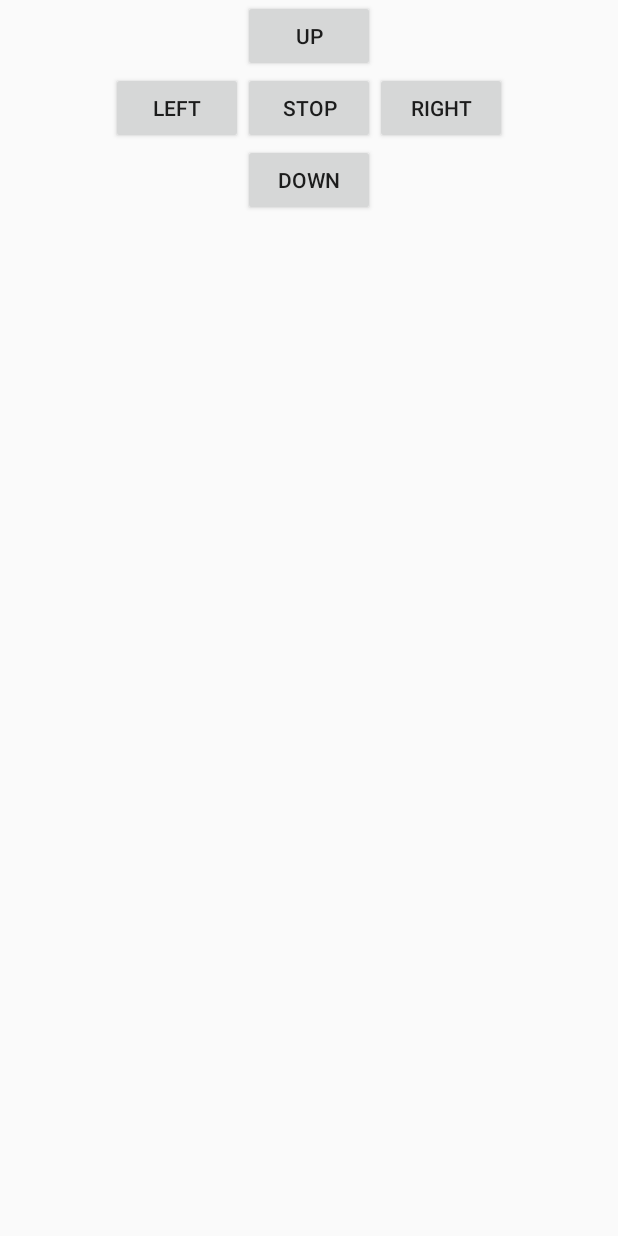
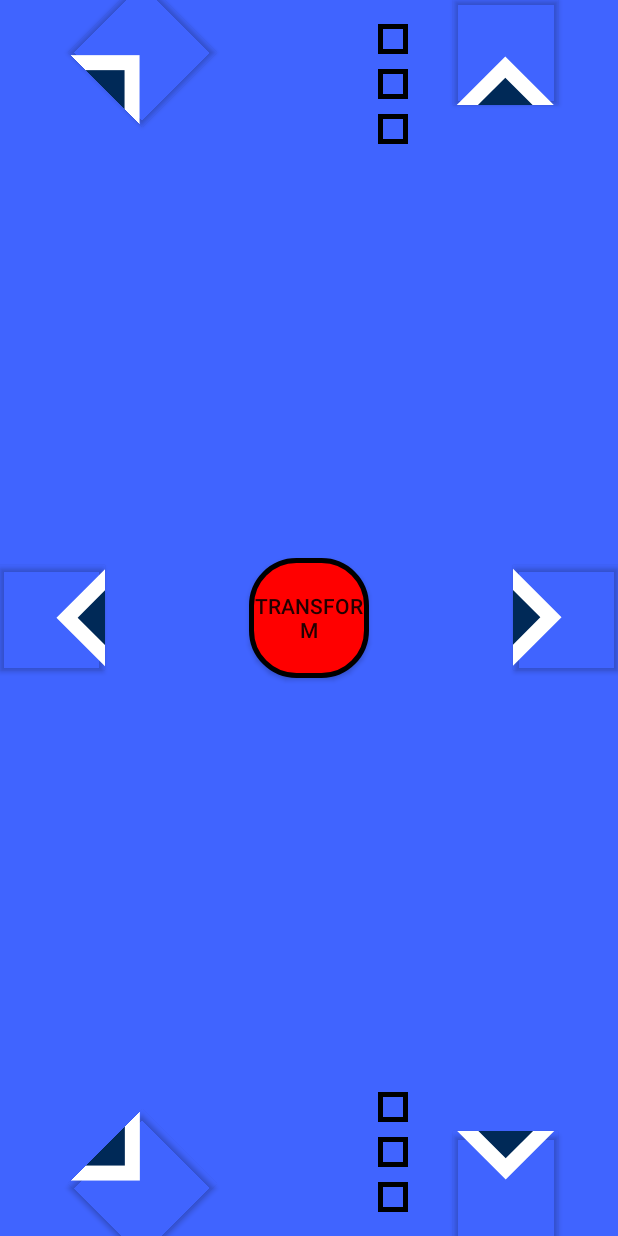
Before and after one commit to feilz/RC_car, an Android app: the layout weareconnected.xml on its own in the app's theme, with its tools: preview values and no code run, on a phone screen of 412 x 824 dp. Run offline under Robolectric (Android 15) with nearby library versions, the phone set to English and light mode, and no system bars.

Commit message:
The application looks a bit better now.

```diff
--- a/app/src/main/AndroidManifest.xml
+++ b/app/src/main/AndroidManifest.xml
@@ -23,6 +23,8 @@
         <activity
             android:name=".WeAreConnected"
             android:label="@string/app_name"
-            android:screenOrientation="portrait"/>
+            android:screenOrientation="landscape"
+            android:theme="@android:style/Theme.Black.NoTitleBar.Fullscreen"
+            android:configChanges="keyboardHidden|orientation|screenSize"/>
     </application>
 </manifest>
--- /dev/null
+++ b/app/src/main/res/drawable/arrow_shape.xml
@@ -0,0 +1,17 @@
+<?xml version="1.0" encoding="utf-8"?>
+<layer-list xmlns:android="http://schemas.android.com/apk/res/android" >
+    <item>
+        <rotate
+            android:fromDegrees="45"
+            android:toDegrees="45"
+            android:pivotX="-40%"
+            android:pivotY="87%" >
+            <shape
+                android:shape="rectangle" >
+                <stroke android:color="#ffffff" android:width="10dp"/>
+                <solid
+                    android:color="#002957"/>
+            </shape>
+        </rotate>
+    </item>
+</layer-list>
--- /dev/null
+++ b/app/src/main/res/drawable/bigredbutton.xml
@@ -0,0 +1,12 @@
+<?xml version="1.0" encoding="utf-8"?>
+<shape xmlns:android="http://schemas.android.com/apk/res/android"
+    android:shape="rectangle"
+    android:width="60dp"
+    android:height="60dp">
+    <solid android:color="@color/red"/>
+    <corners android:radius="30dp"/>
+    <stroke android:color="#000000"
+        android:width="3dp"/>
+
+
+</shape>
--- /dev/null
+++ b/app/src/main/res/drawable/speed.xml
@@ -0,0 +1,10 @@
+<?xml version="1.0" encoding="utf-8"?>
+<shape xmlns:android="http://schemas.android.com/apk/res/android"
+    android:shape="rectangle"
+    android:width="30dp"
+    android:height="30dp">
+    <stroke android:width="3dp"
+        android:color="#000000"/>
+
+
+</shape>
--- a/app/src/main/res/layout/connect.xml
+++ b/app/src/main/res/layout/connect.xml
@@ -2,7 +2,8 @@
 <LinearLayout xmlns:android="http://schemas.android.com/apk/res/android"
     android:orientation="vertical"
     android:layout_width="match_parent"
-    android:layout_height="match_parent">
+    android:layout_height="match_parent"
+    android:background="#4064FF">
     <ListView
         android:layout_width="match_parent"
         android:layout_height="wrap_content"
--- a/app/src/main/res/layout/weareconnected.xml
+++ b/app/src/main/res/layout/weareconnected.xml
@@ -1,44 +1,160 @@
 <?xml version="1.0" encoding="utf-8"?>
 <RelativeLayout xmlns:android="http://schemas.android.com/apk/res/android"
-    android:orientation="vertical" android:layout_width="match_parent"
-    android:layout_height="match_parent">
+    android:orientation="horizontal"
+    android:layout_width="match_parent"
+    android:layout_height="match_parent"
+    android:background="#4064FF"
+    >
     <Button
-        android:layout_width="wrap_content"
-        android:text="@string/up"
-        android:layout_height="wrap_content"
+        android:layout_width="70dp"
+        android:layout_height="70dp"
         android:layout_alignParentTop="true"
-        android:layout_centerHorizontal="true"
+        android:layout_alignParentEnd="true"
+        android:layout_alignParentRight="true"
         android:id="@+id/top"
+        android:layout_marginEnd="40dp"
+        android:layout_marginRight="40dp"
         android:clickable="true"
-        android:onClick="pressUp"/>
+        android:onClick="pressUp"
+        android:background="@drawable/arrow_shape"
+        />
     <Button
-        android:layout_width="wrap_content"
-        android:layout_height="wrap_content"
+        android:layout_width="70dp"
+        android:layout_height="70dp"
+        android:rotation="180"
+        android:background="@drawable/arrow_shape"
         android:id="@+id/bot"
-        android:text="@string/dwn"
-        android:layout_below="@+id/mid"
+        android:layout_marginEnd="40dp"
+        android:layout_marginRight="40dp"
+        android:layout_alignParentEnd="true"
+        android:layout_alignParentRight="true"
+        android:onClick="pressDown"
+        android:layout_alignParentBottom="true" />
+    <Button
+        android:layout_width="80dp"
+        android:layout_height="80dp"
+        android:id="@+id/mid"
+        android:background="@drawable/bigredbutton"
+        android:text="@string/trnsform"
+        android:layout_centerVertical="true"
+        android:onClick="transform"
         android:layout_centerHorizontal="true"/>
     <Button
-        android:layout_width="wrap_content"
-        android:layout_height="wrap_content"
-        android:id="@+id/mid"
-        android:text="@string/stp"
-        android:layout_below="@+id/top"
-        android:layout_centerHorizontal="true"/>
+        android:layout_width="70dp"
+        android:layout_height="70dp"
+        android:rotation="-90"
+        android:background="@drawable/arrow_shape"
+        android:id="@+id/left"
+        android:layout_centerVertical="true"
+        android:layout_alignParentStart="true"
+        android:onClick="turnLeft"
+        android:layout_alignParentLeft="true"/>
     <Button
-        android:layout_width="wrap_content"
-        android:layout_height="wrap_content"
-        android:id="@+id/left"
-        android:text="@string/lft"
-        android:layout_toStartOf="@id/mid"
-        android:layout_toLeftOf="@id/mid"
-        android:layout_alignBottom="@id/mid"/>
+        android:layout_width="70dp"
+        android:layout_height="70dp"
+        android:id="@+id/right"
+        android:rotation="90"
+        android:background="@drawable/arrow_shape"
+        android:layout_alignParentRight="true"
+        android:layout_alignParentEnd="true"
+        android:onClick="turnRight"
+        android:layout_centerVertical="true"/>
     <Button
-        android:layout_width="wrap_content"
-        android:layout_height="wrap_content"
-        android:id="@+id/right"
-        android:text="@string/rgt"
-        android:layout_toRightOf="@id/mid"
-        android:layout_toEndOf="@id/mid"
-        android:layout_alignBottom="@id/mid"/>
+        android:layout_width="70dp"
+        android:layout_height="70dp"
+        android:id="@+id/rotateRight"
+        android:rotation="45"
+        android:background="@drawable/arrow_shape"
+        android:layout_alignParentLeft="true"
+        android:layout_alignParentStart="true"
+        android:onClick="rotateRight"
+        android:layout_alignParentTop="true"
+        android:layout_marginLeft="60dp"
+        android:layout_marginStart="60dp"/>
+    <Button
+        android:layout_width="70dp"
+        android:layout_height="70dp"
+        android:id="@+id/rotateLeft"
+        android:rotation="135"
+        android:background="@drawable/arrow_shape"
+        android:layout_alignParentLeft="true"
+        android:layout_alignParentStart="true"
+        android:layout_marginLeft="60dp"
+        android:layout_marginStart="60dp"
+        android:onClick="rotateLeft"
+        android:layout_alignParentBottom="true"/>
+    <ImageView
+        android:layout_width="20dp"
+        android:layout_height="20dp"
+        android:background="@drawable/speed"
+        android:layout_toLeftOf="@+id/top"
+        android:layout_toStartOf="@+id/top"
+        android:layout_marginEnd="30dp"
+        android:layout_marginRight="30dp"
+        android:id="@+id/topBox1"
+        android:layout_marginTop="@dimen/fab_margin"
+        android:contentDescription="@string/visualSpeed" />
+
+    <ImageView
+        android:layout_width="20dp"
+        android:layout_height="20dp"
+        android:background="@drawable/speed"
+        android:layout_toLeftOf="@+id/top"
+        android:layout_toStartOf="@+id/top"
+        android:layout_below="@+id/topBox1"
+        android:layout_marginEnd="30dp"
+        android:layout_marginRight="30dp"
+        android:layout_marginTop="10dp"
+        android:id="@+id/topBox2"
+        android:contentDescription="@string/visualSpeed"/>
+    <ImageView
+        android:layout_width="20dp"
+        android:layout_height="20dp"
+        android:background="@drawable/speed"
+        android:layout_toLeftOf="@+id/top"
+        android:layout_toStartOf="@+id/top"
+        android:layout_below="@+id/topBox2"
+        android:layout_marginEnd="30dp"
+        android:layout_marginRight="30dp"
+        android:layout_marginTop="10dp"
+        android:id="@+id/topBox3"
+        android:contentDescription="@string/visualSpeed"/>
+
+    <ImageView
+        android:layout_width="20dp"
+        android:layout_height="20dp"
+        android:background="@drawable/speed"
+        android:layout_toLeftOf="@+id/bot"
+        android:layout_toStartOf="@+id/bot"
+        android:layout_above="@+id/botBox2"
+        android:layout_marginEnd="30dp"
+        android:layout_marginRight="30dp"
+        android:id="@+id/botBox3"
+        android:contentDescription="@string/visualSpeed"/>
+
+    <ImageView
+        android:layout_width="20dp"
+        android:layout_height="20dp"
+        android:background="@drawable/speed"
+        android:layout_toLeftOf="@+id/bot"
+        android:layout_toStartOf="@+id/bot"
+        android:layout_above="@+id/botBox1"
+        android:layout_marginEnd="30dp"
+        android:layout_marginRight="30dp"
+        android:layout_marginTop="10dp"
+        android:id="@+id/botBox2"
+        android:contentDescription="@string/visualSpeed"/>
+    <ImageView
+        android:layout_width="20dp"
+        android:layout_height="20dp"
+        android:background="@drawable/speed"
+        android:layout_toLeftOf="@+id/bot"
+        android:layout_toStartOf="@+id/bot"
+        android:layout_alignBottom="@+id/bot"
+        android:layout_marginEnd="30dp"
+        android:layout_marginRight="30dp"
+        android:layout_marginTop="10dp"
+        android:id="@+id/botBox1"
+        android:layout_marginBottom="@dimen/fab_margin"
+        android:contentDescription="@string/visualSpeed"/>
 </RelativeLayout>
--- a/app/src/main/res/menu/menu_main.xml
+++ b/app/src/main/res/menu/menu_main.xml
@@ -5,7 +5,6 @@
 
     <item
         android:id="@+id/abou"
-        android:icon="@drawable/about"
         android:title="@string/about"
 
 
--- a/app/src/main/res/values-v21/styles.xml
+++ b/app/src/main/res/values-v21/styles.xml
@@ -2,7 +2,7 @@
 
     <style name="AppTheme.NoActionBar">
         <item name="windowActionBar">false</item>
-        <item name="windowNoTitle">true</item>
+        <item name="windowNoTitle">false</item>
         <item name="android:windowDrawsSystemBarBackgrounds">true</item>
         <item name="android:statusBarColor">@android:color/transparent</item>
     </style>
--- a/app/src/main/res/values/colors.xml
+++ b/app/src/main/res/values/colors.xml
@@ -3,4 +3,5 @@
     <color name="colorPrimary">#3F51B5</color>
     <color name="colorPrimaryDark">#303F9F</color>
     <color name="colorAccent">#FF4081</color>
+    <color name="red">#FF0000</color>
 </resources>
--- a/app/src/main/res/values/strings.xml
+++ b/app/src/main/res/values/strings.xml
@@ -23,4 +23,6 @@
     <string name="lft">left</string>
     <string name="stp">STOP</string>
     <string name="dwn">Down</string>
+    <string name="visualSpeed">visualSpeed</string>
+    <string name="trnsform">transform</string>
 </resources>
--- a/app/src/main/res/values/styles.xml
+++ b/app/src/main/res/values/styles.xml
@@ -12,7 +12,9 @@
         <item name="windowActionBar">false</item>
         <item name="windowNoTitle">true</item>
     </style>
-
+    <style name="AppTheme.noTitleBar">
+        <item name="android:windowNoTitle">true</item>
+    </style>
     <style name="AppTheme.AppBarOverlay" parent="ThemeOverlay.AppCompat.Dark.ActionBar" />
 
     <style name="AppTheme.PopupOverlay" parent="ThemeOverlay.AppCompat.Light" />
```
Also changed, not shown: app/src/main/res/drawable/about.png (deleted), app/src/main/res/drawable/car.png (deleted), app/src/main/res/drawable/rccar.png (deleted).
